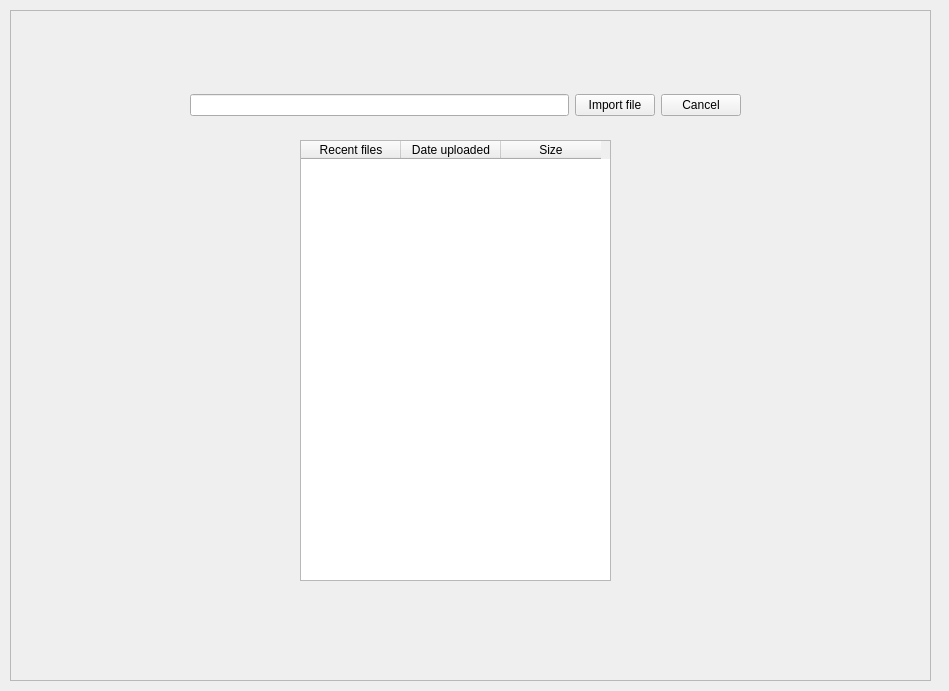
First picture: the form in FIleWindow.ui, repository Dimitrios-Mourtzilas/Business-Strategy, before the edit.
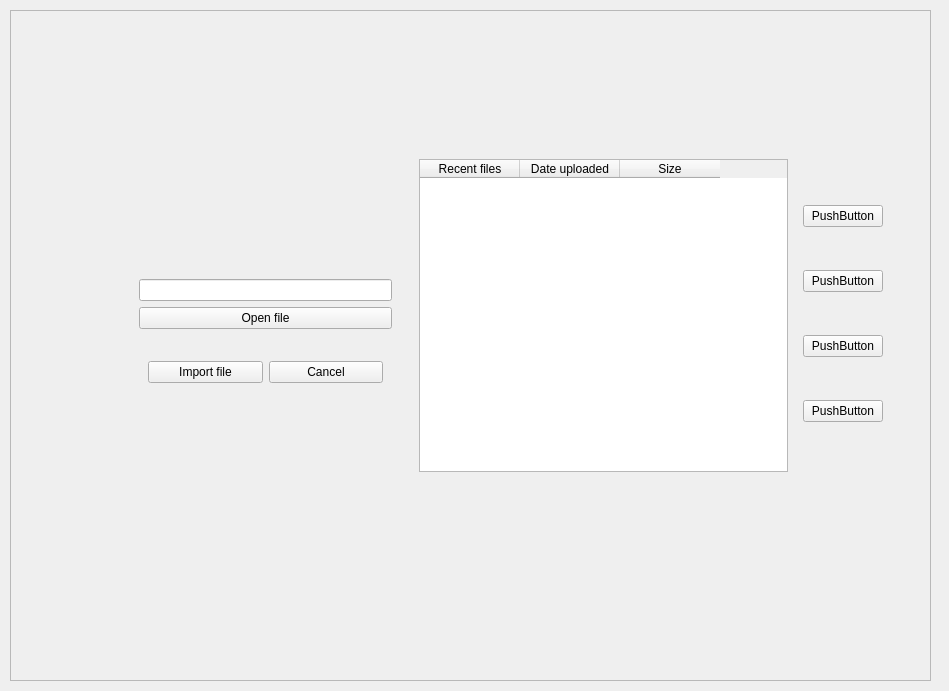
Second picture: the form after the edit.

Patch:
```diff
--- a/FIleWindow.ui
+++ b/FIleWindow.ui
@@ -28,20 +28,30 @@
    <property name="frameShadow">
     <enum>QFrame::Raised</enum>
    </property>
-   <widget class="QWidget" name="horizontalLayoutWidget">
+   <widget class="QFrame" name="verticalFrame">
     <property name="geometry">
      <rect>
-      <x>180</x>
-      <y>80</y>
-      <width>551</width>
-      <height>31</height>
+      <x>120</x>
+      <y>260</y>
+      <width>271</width>
+      <height>149</height>
      </rect>
     </property>
-    <layout class="QHBoxLayout" name="horizontalLayout">
+    <layout class="QVBoxLayout" name="verticalLayout">
      <item>
       <widget class="QLineEdit" name="lineEdit"/>
      </item>
      <item>
+      <widget class="QPushButton" name="pushButton_3">
+       <property name="text">
+        <string>Open file</string>
+       </property>
+      </widget>
+     </item>
+     <item>
+      <widget class="QFrame" name="horizontalFrame">
+       <layout class="QHBoxLayout" name="horizontalLayout">
+        <item>
       <widget class="QPushButton" name="pushButton">
        <property name="text">
         <string>Import file</string>
@@ -57,15 +67,21 @@
      </item>
     </layout>
    </widget>
+     </item>
+    </layout>
+   </widget>
+   <widget class="QFrame" name="horizontalFrame">
+    <property name="geometry">
+     <rect>
+      <x>400</x>
+      <y>140</y>
+      <width>491</width>
+      <height>331</height>
+     </rect>
+    </property>
+    <layout class="QHBoxLayout" name="horizontalLayout_2">
+     <item>
    <widget class="QTableWidget" name="tableWidget">
-    <property name="geometry">
-     <rect>
-      <x>290</x>
-      <y>130</y>
-      <width>311</width>
-      <height>441</height>
-     </rect>
-    </property>
     <column>
      <property name="text">
       <string>Recent files</string>
@@ -81,6 +97,47 @@
       <string>Size</string>
      </property>
     </column>
+      </widget>
+     </item>
+     <item>
+      <widget class="QFrame" name="verticalFrame">
+       <property name="styleSheet">
+        <string notr="true">QFrame{
+qlineargradient(spread:pad, x1:0, y1:0, x2:1, y2:0, stop:0 rgba(0, 0, 0, 255), stop:1 rgba(255, 255, 255, 255))}</string>
+       </property>
+       <layout class="QVBoxLayout" name="verticalLayout_2">
+        <item>
+         <widget class="QPushButton" name="pushButton_4">
+          <property name="text">
+           <string>PushButton</string>
+          </property>
+         </widget>
+        </item>
+        <item>
+         <widget class="QPushButton" name="pushButton_5">
+          <property name="text">
+           <string>PushButton</string>
+          </property>
+         </widget>
+        </item>
+        <item>
+         <widget class="QPushButton" name="pushButton_6">
+          <property name="text">
+           <string>PushButton</string>
+          </property>
+         </widget>
+        </item>
+        <item>
+         <widget class="QPushButton" name="pushButton_7">
+          <property name="text">
+           <string>PushButton</string>
+          </property>
+         </widget>
+        </item>
+       </layout>
+      </widget>
+     </item>
+    </layout>
    </widget>
   </widget>
  </widget>
```
Lines whose indentation alone changed are shown as unchanged.
